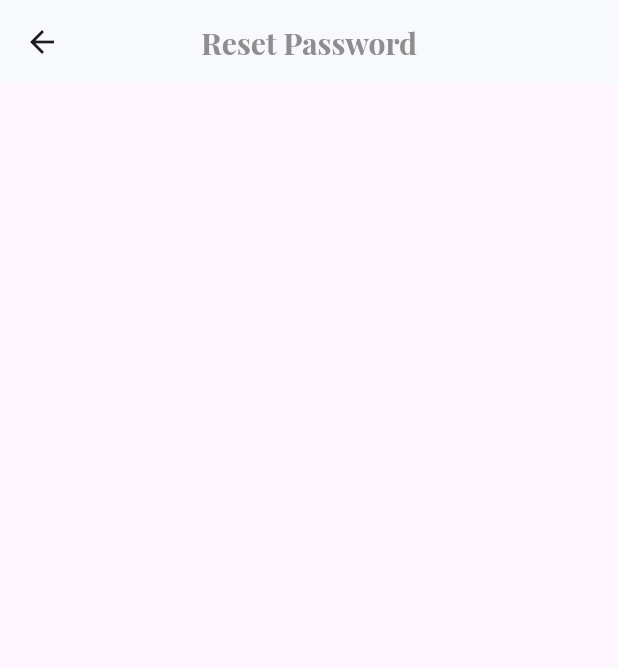
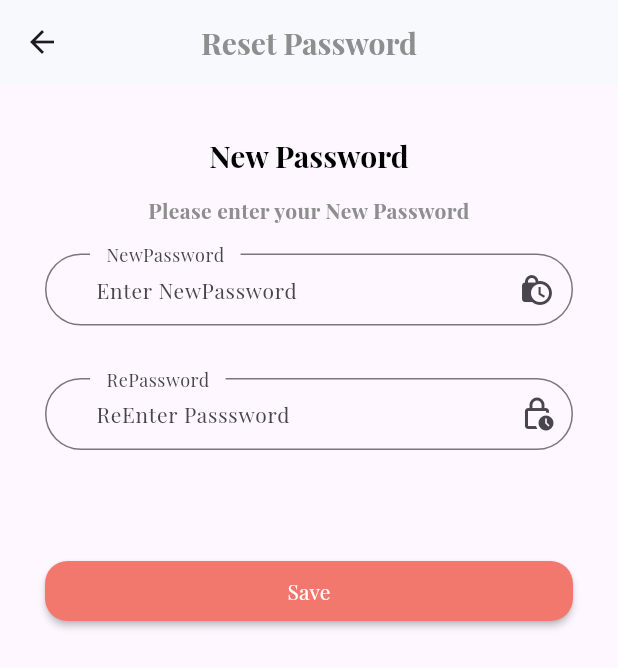
Before and after one commit to kawtharmakarem/flutter_ecommerce_app, a Flutter app: the ResetPassword screen opened by its route, on a phone screen of 412 x 824 dp. Shown: the top 668 px of the screen. Run offline on Flutter 3.47's test engine with Material 2 defaults, Android fonts, the phone set to English and light mode, and no system bars; our stand-ins replace flutter_otp_text_field, get, shared_preferences; accounts and stored records are empty.

Commit message:
resetpassword

```diff
--- /dev/null
+++ b/lib/controller/auth/resetpassword_controller.dart
@@ -0,0 +1,36 @@
+import 'package:flutter/material.dart';
+import 'package:flutter_ecommerce_app/core/constant/app_route.dart';
+import 'package:get/get.dart';
+
+abstract class ResetPasswordController extends GetxController{
+  resetPassword();
+  gotoSuccess();
+
+}
+class ResetPasswordControllerImp extends ResetPasswordController{
+  late TextEditingController passwordController;
+  late TextEditingController rePasswordController;
+  @override
+  void onInit() {
+    passwordController=TextEditingController();
+    rePasswordController=TextEditingController();
+    super.onInit();
+  }
+  @override
+  void dispose() {
+    passwordController.dispose();
+    rePasswordController.dispose();
+    super.dispose();
+  }
+
+  @override
+  gotoSuccess() {
+    Get.offNamed(AppRoutes.successResetPassword);
+  }
+
+  @override
+  resetPassword() {
+    // TODO: implement resetPassword
+    throw UnimplementedError();
+  }
+}
--- a/lib/core/constant/app_route.dart
+++ b/lib/core/constant/app_route.dart
@@ -5,4 +5,6 @@ class AppRoutes{
   static const String forgotPassword="/forgotpassword";
   static const String verifyCode="/verifycode";
   static const String resetPassword="/resetpassword";
+  static const String successResetPassword="/successresetpassword";
+  static const String successSignUp="/successsignup";
 }
--- a/lib/main.dart
+++ b/lib/main.dart
@@ -4,6 +4,7 @@ import 'package:flutter_ecommerce_app/core/localization/change_locale.dart';
 import 'package:flutter_ecommerce_app/core/localization/translation.dart';
 import 'package:flutter_ecommerce_app/core/services/services.dart';
 import 'package:flutter_ecommerce_app/routes.dart';
+import 'package:flutter_ecommerce_app/test.dart';
 import 'package:flutter_ecommerce_app/view/screen/auth/login.dart';
 import 'package:flutter_ecommerce_app/view/screen/auth/signup.dart';
 import 'package:flutter_ecommerce_app/view/screen/language.dart';
@@ -39,6 +40,8 @@ class MyApp extends StatelessWidget {
         colorScheme: ColorScheme.fromSeed(seedColor: Colors.deepPurple),
         useMaterial3: true,
       ),
+           // home:const Test(),
+
       home:const Language(),
       routes: routes,
     );
--- a/lib/routes.dart
+++ b/lib/routes.dart
@@ -4,6 +4,8 @@ import 'package:flutter_ecommerce_app/view/screen/auth/forgot_password.dart';
 import 'package:flutter_ecommerce_app/view/screen/auth/login.dart';
 import 'package:flutter_ecommerce_app/view/screen/auth/reset_password.dart';
 import 'package:flutter_ecommerce_app/view/screen/auth/signup.dart';
+import 'package:flutter_ecommerce_app/view/screen/auth/success_resetpassword.dart';
+import 'package:flutter_ecommerce_app/view/screen/auth/success_signup.dart';
 import 'package:flutter_ecommerce_app/view/screen/auth/verify_code.dart';
 import 'package:flutter_ecommerce_app/view/screen/on_boarding.dart';
 
@@ -13,5 +15,7 @@ Map<String, Widget Function(BuildContext)> routes={
   AppRoutes.signup:(context)=>const SignUp(),
   AppRoutes.forgotPassword:(context)=>const ForgotPassword(),
   AppRoutes.verifyCode:(context)=>const VerifyCode(),
-  AppRoutes.resetPassword:(context)=>const ResetPassword()
+  AppRoutes.resetPassword:(context)=>const ResetPassword(),
+  AppRoutes.successResetPassword:(context)=>const SuccessResetPassword(),
+  AppRoutes.successSignUp:(context)=>const SuccessSignUp()
 };
--- a/lib/view/screen/auth/reset_password.dart
+++ b/lib/view/screen/auth/reset_password.dart
@@ -1,4 +1,10 @@
 import 'package:flutter/material.dart';
+import 'package:flutter_ecommerce_app/controller/auth/resetpassword_controller.dart';
+import 'package:flutter_ecommerce_app/view/widget/auth/custom_button_auth.dart';
+import 'package:flutter_ecommerce_app/view/widget/auth/custom_text_body.dart';
+import 'package:flutter_ecommerce_app/view/widget/auth/custom_text_title.dart';
+import 'package:flutter_ecommerce_app/view/widget/auth/custom_textformfield.dart';
+import 'package:get/get.dart';
 
 import '../../../core/constant/color.dart';
 
@@ -7,8 +13,10 @@ class ResetPassword extends StatelessWidget {
 
   @override
   Widget build(BuildContext context) {
+    ResetPasswordControllerImp resetController =
+        Get.put(ResetPasswordControllerImp());
     return Scaffold(
-       appBar: AppBar(
+      appBar: AppBar(
         centerTitle: true,
         backgroundColor: AppColor.backgroundcolor,
         elevation: 0.0,
@@ -20,6 +28,44 @@ class ResetPassword extends StatelessWidget {
               .copyWith(color: AppColor.grey),
         ),
       ),
+      body: Container(
+        padding: const EdgeInsets.symmetric(vertical: 15, horizontal: 30),
+        child: ListView(
+          children: [
+            const SizedBox(
+              height: 20,
+            ),
+            const CustomTitleText(text: "New Password"),
+            const SizedBox(
+              height: 10,
+            ),
+            const CustomBodyText(text: "Please enter your New Password"),
+            const SizedBox(
+              height: 15,
+            ),
+            CustomTextFormField(
+                hintText: "Enter NewPassword",
+                labelText: "NewPassword",
+                iconData: Icons.lock_clock,
+                myController: resetController.passwordController),
+            const SizedBox(
+              height: 15,
+            ),
+            CustomTextFormField(
+                hintText: "ReEnter Passsword",
+                labelText: "RePassword",
+                iconData: Icons.lock_clock_outlined,
+                myController: resetController.rePasswordController),
+            const SizedBox(
+              height: 40,
+            ),
+                        CustomButtonAuth(text: "Save", onPressed: () {
+                          resetController.gotoSuccess();
+                        }),
+
+          ],
+        ),
+      ),
     );
   }
 }
```
Also changed, not shown: lib/controller/auth/verifycode_controller.dart (added, +20 -0 lines), lib/test.dart (added, +39 -0 lines), lib/view/screen/auth/success_resetpassword.dart (added, +25 -0 lines), lib/view/screen/auth/success_signup.dart (added, +25 -0 lines), lib/view/screen/auth/verify_code.dart (+21 -1 lines).
